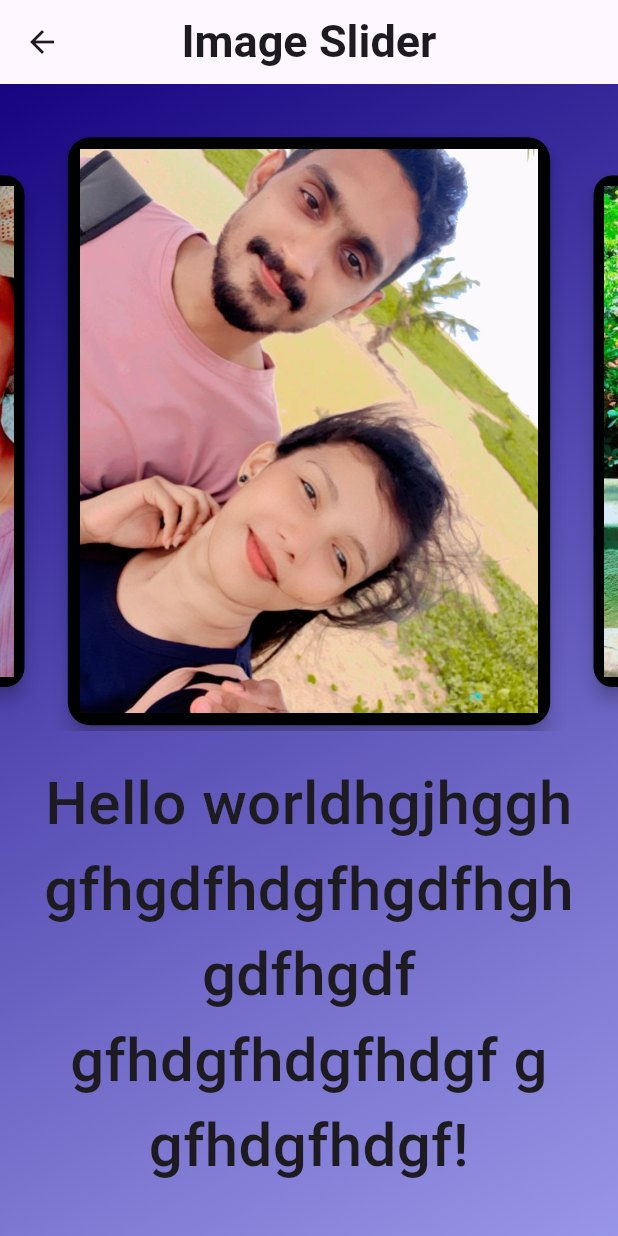
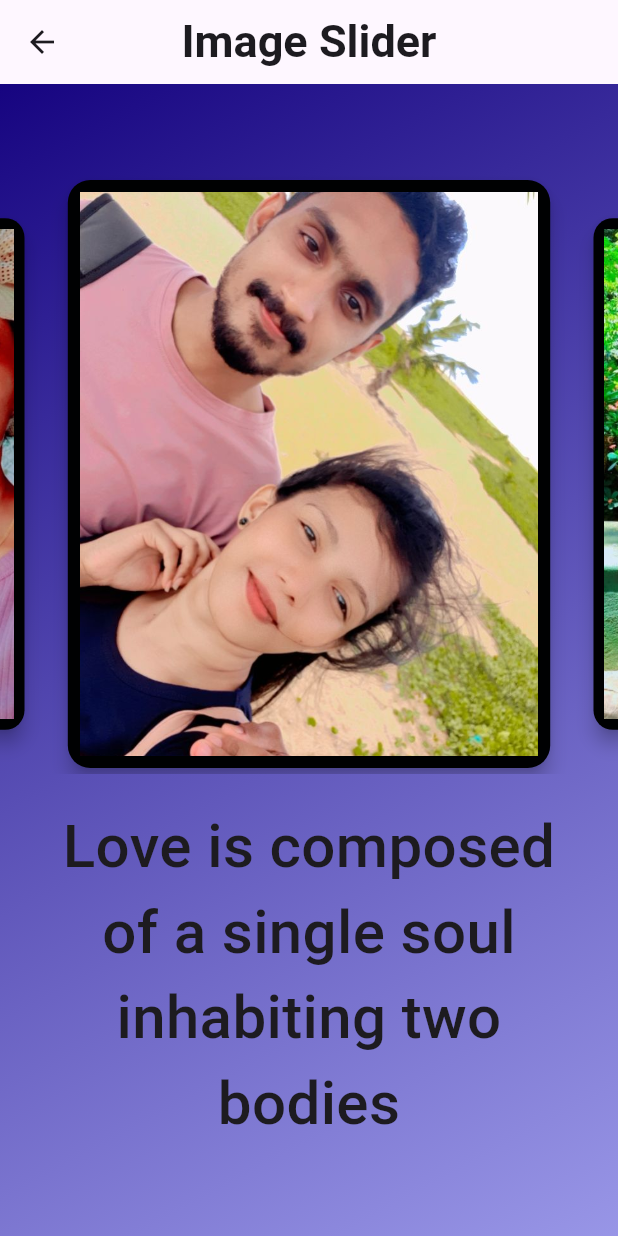
Before and after one commit to Parakkrama24/anniversary, a Flutter app: the Sliderpage screen opened by its route, on a phone screen of 412 x 824 dp. Run offline on Flutter 3.47's test engine with Material 3 defaults, Android fonts, the light colour scheme and no system bars; drawn by our look-alikes of animated_text_kit, carousel_slider; our stand-ins replace google_fonts; Roboto replaces fonts that are missing (Sevillana).

Commit message:
update quates

```diff
--- a/lib/Screens/Sliderpage.dart
+++ b/lib/Screens/Sliderpage.dart
@@ -85,7 +85,7 @@ class _SliderpageState extends State<Sliderpage> {
                       child: AnimatedTextKit(
                         animatedTexts: [
                           TypewriterAnimatedText(
-                            'Hello worldhgjhgghgfhgdfhdgfhgdfhghgdfhgdf gfhdgfhdgfhdgf g gfhdgfhdgf!',
+                            'Love is composed of a single soul inhabiting two bodies',
                             textAlign: TextAlign.center,
                             textStyle: GoogleFonts.sevillana(fontSize: 40, fontWeight: FontWeight.w500),
                             speed: const Duration(milliseconds: 200),
```
